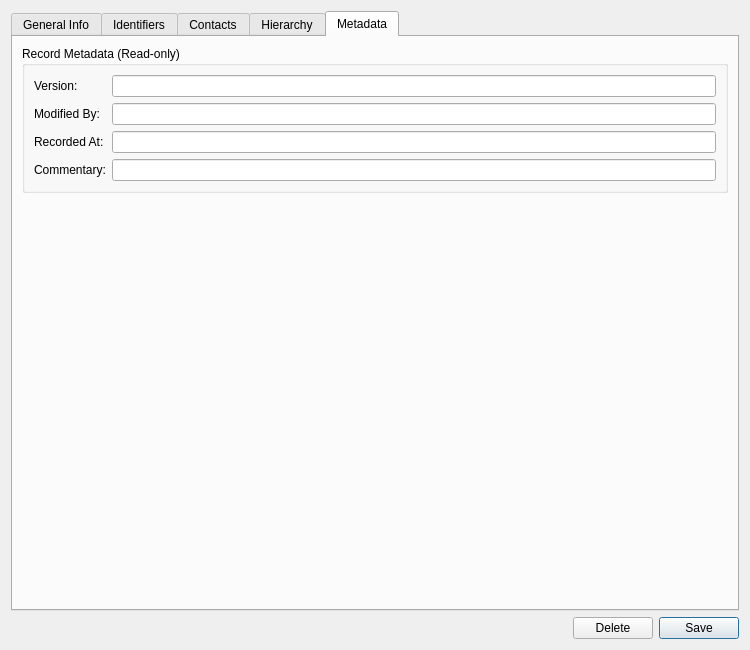
Qt form projects/ores.qt/ui/EntityDetailDialog.ui (OreStudio/OreStudio) before a commit.
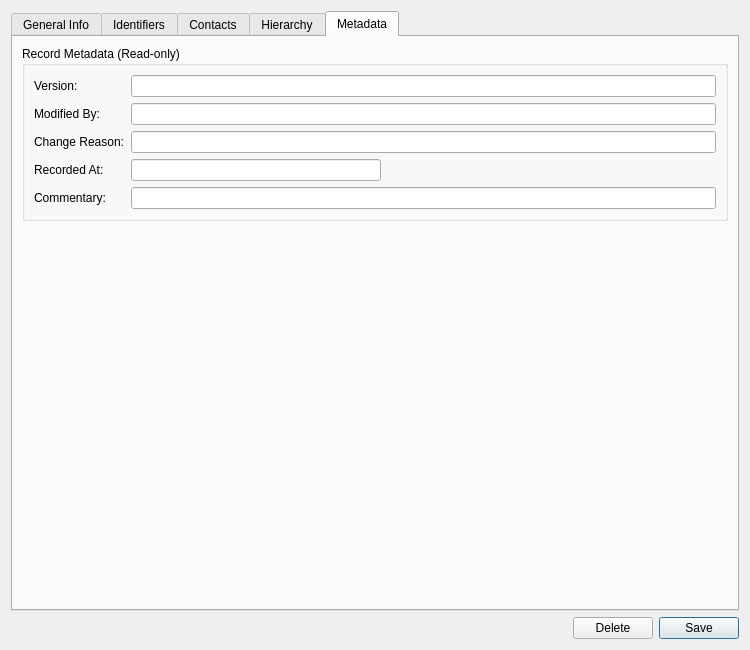
The same form after that commit. The open tabs and pages were chosen to show the change.

```diff
--- a/projects/ores.qt/ui/EntityDetailDialog.ui
+++ b/projects/ores.qt/ui/EntityDetailDialog.ui
@@ -218,27 +218,47 @@
            </widget>
           </item>
           <item row="2" column="0">
+           <widget class="QLabel" name="labelChangeReason">
+            <property name="text">
+             <string>Change Reason:</string>
+            </property>
+           </widget>
+          </item>
+          <item row="2" column="1">
+           <widget class="QLineEdit" name="changeReasonEdit">
+            <property name="readOnly">
+             <bool>true</bool>
+            </property>
+           </widget>
+          </item>
+          <item row="3" column="0">
            <widget class="QLabel" name="labelRecordedAt">
             <property name="text">
              <string>Recorded At:</string>
             </property>
            </widget>
           </item>
-          <item row="2" column="1">
+          <item row="3" column="1">
            <widget class="QLineEdit" name="recordedAtEdit">
             <property name="readOnly">
              <bool>true</bool>
             </property>
+            <property name="maximumSize">
+             <size>
+              <width>250</width>
+              <height>16777215</height>
+             </size>
+            </property>
            </widget>
           </item>
-          <item row="3" column="0">
+          <item row="4" column="0">
            <widget class="QLabel" name="labelCommentary">
             <property name="text">
              <string>Commentary:</string>
             </property>
            </widget>
           </item>
-          <item row="3" column="1">
+          <item row="4" column="1">
            <widget class="QLineEdit" name="commentaryEdit">
             <property name="readOnly">
              <bool>true</bool>
```
